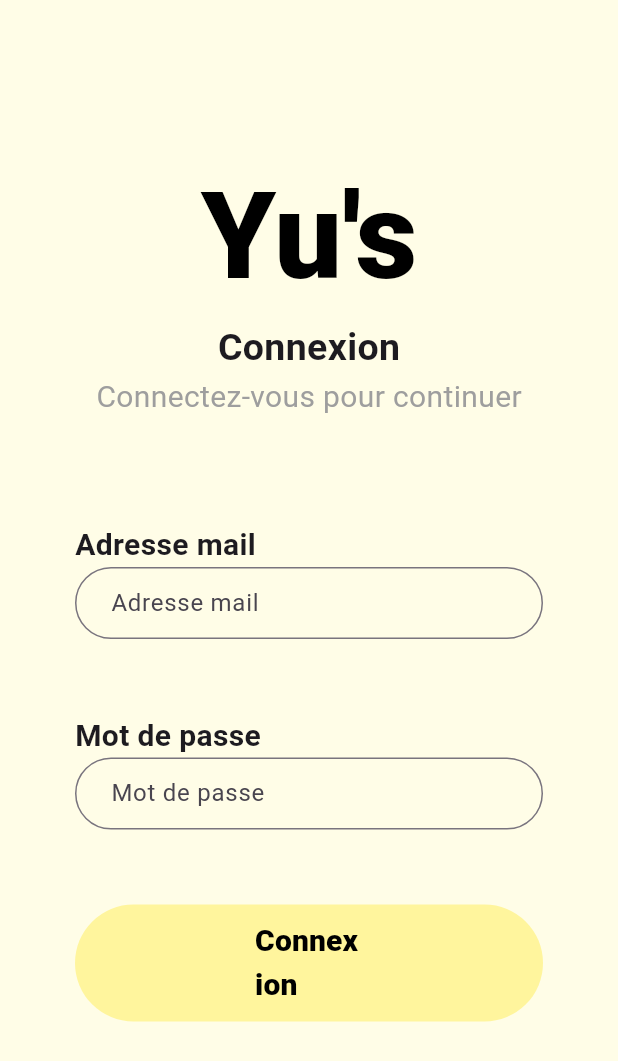
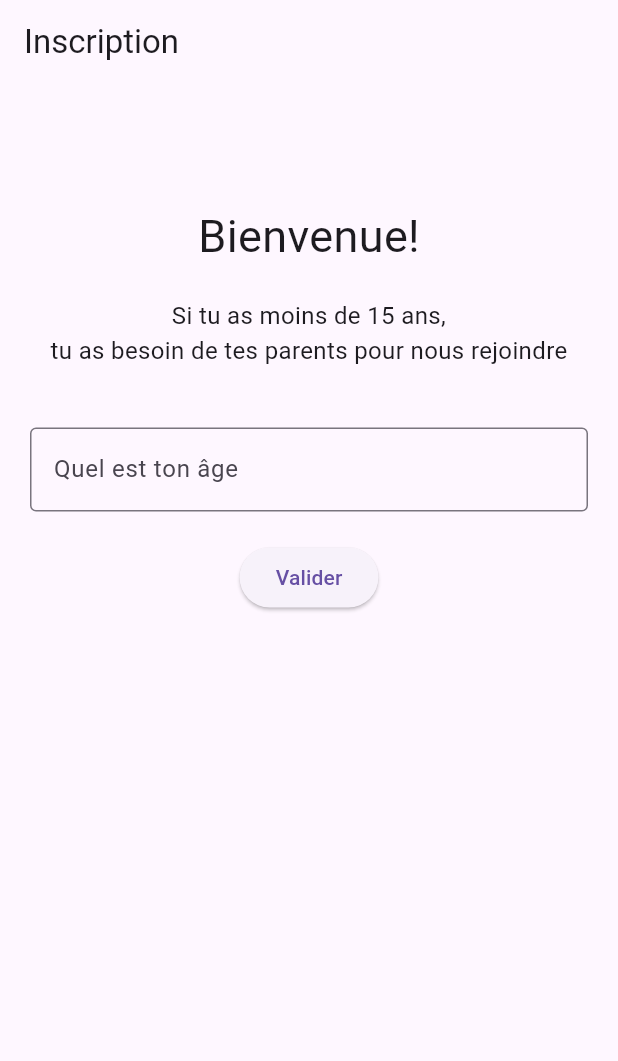
Before and after one commit to GABLRM/yus-frontend, a Flutter app: the screen it shows after launch, after a tap on "Inscription", on a phone screen of 412 x 824 dp. Shown: the top 1061 px of the screen. Run offline on Flutter 3.47's test engine with Material 3 defaults, Android fonts, the phone set to English and light mode, and no system bars; Roboto replaces fonts that are missing (Merienda).

Commit message:
add inscription,  information and fonts

```diff
--- a/lib/main.dart
+++ b/lib/main.dart
@@ -2,9 +2,18 @@ import 'package:flutter/material.dart';
 import 'package:yus_dev/pages/authentication.dart';
 import 'package:yus_dev/pages/home.dart';
 import 'package:yus_dev/pages/login.dart';
+import 'package:yus_dev/pages/information.dart';
+import 'package:yus_dev/pages/inscription.dart';
 
 void main() {
   runApp(const MainApp());
+}
+
+Widget build(BuildContext context) {
+  return MaterialApp(
+    home: const MainApp(),
+    theme: ThemeData(fontFamily: 'Merienda'),
+  );
 }
 
 class MainApp extends StatelessWidget {
@@ -15,7 +24,9 @@ class MainApp extends StatelessWidget {
     return MaterialApp(
         routes: {
           '/login': (context) => const LoginPage(),
-          '/home': (context) => const HomePage()
+          '/home': (context) => const HomePage(),
+          '/information': (context) => const InformationPage(),
+          '/inscription': (context) => const InscriptionPage(),
         },
         title: "Yu's",
         theme: ThemeData(scaffoldBackgroundColor: Colors.yellow[50]),
--- a/lib/pages/authentication.dart
+++ b/lib/pages/authentication.dart
@@ -1,40 +1,38 @@
 import 'package:flutter/material.dart';
-import 'package:yus_dev/pages/login.dart';
 import 'package:yus_dev/widgets/button/app_button.dart';
 import 'package:yus_dev/widgets/title/app_title.dart';
 
 class AuthenticationPage extends StatelessWidget {
-  const AuthenticationPage({super.key});
+  const AuthenticationPage({Key? key});
 
   @override
   Widget build(BuildContext context) {
-    return Scaffold(
+    return MaterialApp(
+      theme: ThemeData(fontFamily: 'Merienda'),
+      home: Scaffold(
         body: Center(
           child: Column(
             mainAxisAlignment: MainAxisAlignment.center,
             crossAxisAlignment: CrossAxisAlignment.center,
             children: [
-            const Padding(
-              padding: EdgeInsets.only(top: 5.0),
-              child: MainTitle()
+              Padding(
+                padding: const EdgeInsets.only(top: 5.0),
+                child: MainTitle(),
               ),
-            const SizedBox(
-              height: 100,
-            ),
+              SizedBox(height: 100),
               CustomButton(
                 text: 'Connexion',
                 press: () {
                   Navigator.pushNamed(context, '/login');
                 },
               ),
-            const SizedBox(height: 50),
+              SizedBox(height: 50),
               CustomButton(
                 text: "Inscription",
-              press: () => {
-                Navigator.pushNamed(context, '/login')
-              },
+                press: () => Navigator.pushNamed(context, '/inscription'),
               ),
             ],
+          ),
         ),
       ),
     );
--- /dev/null
+++ b/lib/pages/inscription.dart
@@ -0,0 +1,88 @@
+import 'package:flutter/material.dart';
+import 'package:flutter/services.dart';
+import 'information.dart';
+
+class InscriptionPage extends StatefulWidget {
+  const InscriptionPage({Key? key}) : super(key: key);
+
+  @override
+  _InscriptionPageState createState() => _InscriptionPageState();
+}
+
+class _InscriptionPageState extends State<InscriptionPage> {
+  TextEditingController _ageController = TextEditingController();
+
+  @override
+  Widget build(BuildContext context) {
+    return MaterialApp(
+      theme: ThemeData(fontFamily: 'Merienda'),
+      home: Scaffold(
+        appBar: AppBar(
+          title: const Text('Inscription'),
+        ),
+        body: Padding(
+          padding: const EdgeInsets.symmetric(horizontal: 20),
+          child: Column(
+            crossAxisAlignment: CrossAxisAlignment.center,
+            children: [
+              const SizedBox(
+                height: 80,
+              ),
+              const Text(
+                'Bienvenue!',
+                style: TextStyle(
+                  fontFamily: 'Merienda',
+                  fontSize: 30,
+                ),
+              ),
+              const SizedBox(height: 20),
+              const Text(
+                "Si tu as moins de 15 ans,\ntu as besoin de tes parents pour nous rejoindre",
+                textAlign: TextAlign.center,
+                style: TextStyle(
+                  fontFamily: 'Merienda',
+                  fontSize: 16,
+                ),
+              ),
+              const SizedBox(height: 40),
+              TextField(
+                controller: _ageController,
+                decoration: const InputDecoration(
+                  border: OutlineInputBorder(),
+                  labelText: "Quel est ton âge",
+                ),
+                keyboardType: TextInputType.number,
+                textAlign: TextAlign.center,
+                inputFormatters: [
+                  FilteringTextInputFormatter.allow(RegExp(r'^\d{0,2}$')),
+                ],
+              ),
+              const SizedBox(height: 20),
+              ElevatedButton(
+                onPressed: () {
+                  if (_ageController.text.isEmpty) {
+                    ScaffoldMessenger.of(context).showSnackBar(
+                      const SnackBar(
+                        content: Text(
+                          "Veuillez nous indiquer votre âge",
+                          style: TextStyle(color: Colors.red),
+                        ),
+                      ),
+                    );
+                  } else {
+                    Navigator.push(
+                      context,
+                      MaterialPageRoute(
+                          builder: (context) => InformationPage()),
+                    );
+                  }
+                },
+                child: const Text('Valider'),
+              ),
+            ],
+          ),
+        ),
+      ),
+    );
+  }
+}
--- a/lib/pages/login.dart
+++ b/lib/pages/login.dart
@@ -7,7 +7,9 @@ class LoginPage extends StatelessWidget {
 
   @override
   Widget build(BuildContext context) {
-    return const Scaffold(
+    return MaterialApp(
+      theme: ThemeData(fontFamily: 'Merienda'),
+      home: Scaffold(
         body: SingleChildScrollView(
           child: Center(
             child: Column(
@@ -44,19 +46,7 @@ class LoginPage extends StatelessWidget {
             ),
           ),
         ),
+      ),
     );
   }
-
-  /* Future<http.Response> loginUser() async {
-    final response = await http.post(
-      Uri.parse('${dotenv.env}/users/auth/login'),
-      body: jsonEncode(
-        {
-          'email': emailController.text,
-          'password': passwordController.text,
-        },
-      ),
-    );
-    return response;
-  } */
 }
```
Also changed, not shown: lib/pages/information.dart (added, +89 -0 lines), pubspec.yaml (+6 -70 lines), assets/MeriendaOne-Regular.ttf (added), pubspec.lock. Lines whose indentation alone changed are shown as unchanged.
